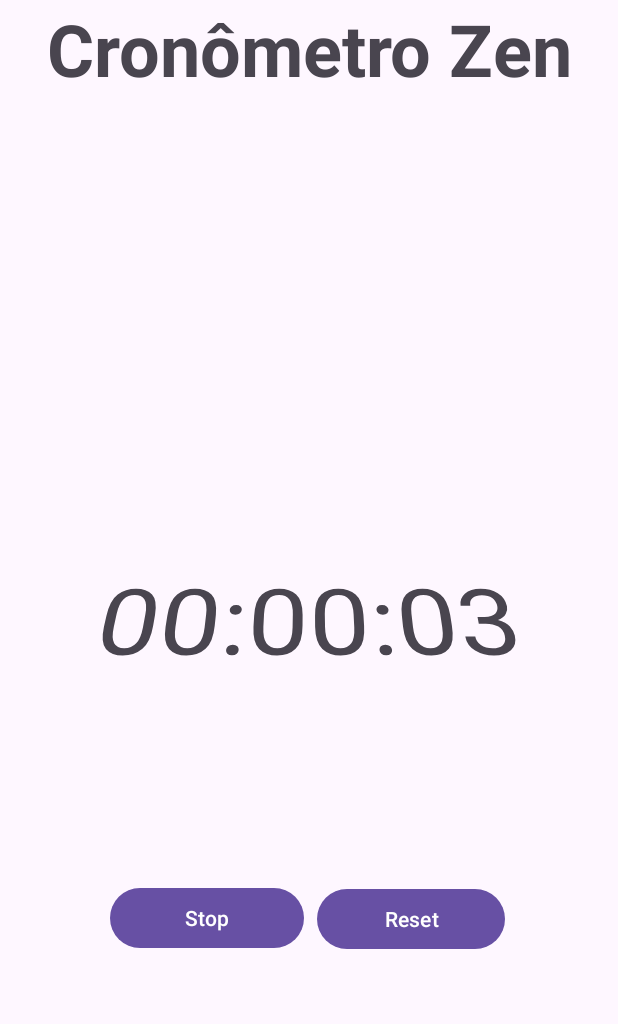
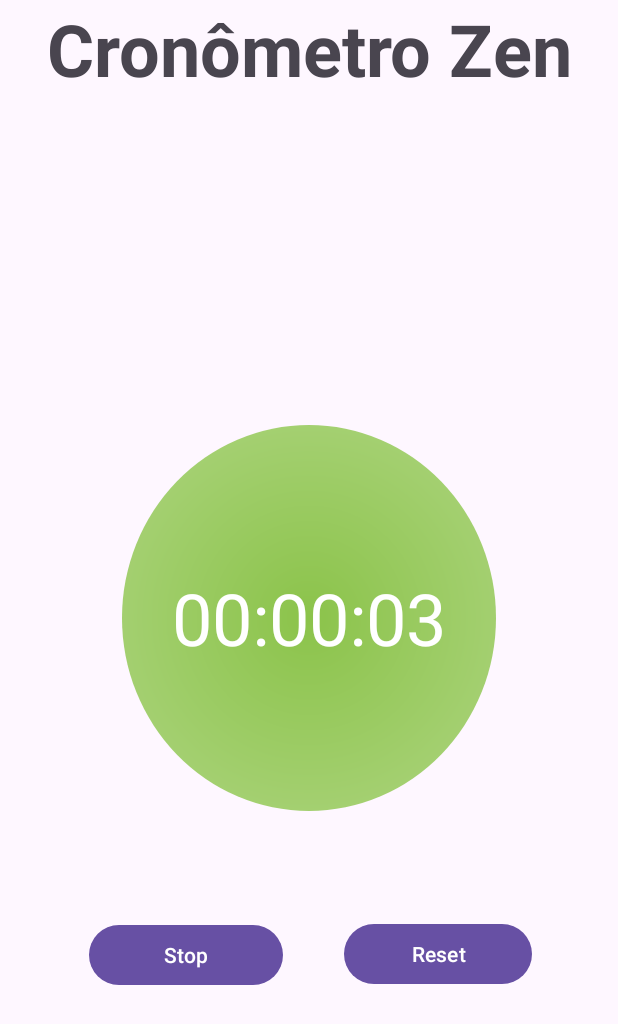
Before and after one commit to seitbnao/cronometro-zen, an Android app: the screen it shows after launch (MainActivity), after a tap on "Start", on a phone screen of 412 x 824 dp. Shown: the top 1024 px of the screen. Run offline under Robolectric (Android 15) with nearby library versions, the phone set to English and light mode, and no system bars.

Commit message:
add: new layout
Adiciona um circulo atrás do time que muda de cor conforme o tempo muda

```diff
--- a/app/src/main/java/com/isa_djunio/myapplication/MainActivity.java
+++ b/app/src/main/java/com/isa_djunio/myapplication/MainActivity.java
@@ -1,6 +1,9 @@
 package com.isa_djunio.myapplication;
 import androidx.appcompat.app.AppCompatActivity;
+import androidx.core.content.ContextCompat;
 
+import android.graphics.Color;
+import android.graphics.drawable.GradientDrawable;
 import android.media.MediaPlayer;
 import android.os.Bundle;
 import android.os.Handler;
@@ -45,7 +48,7 @@ public class MainActivity extends AppCompatActivity {
                 getResources().getColor(R.color.green),
                 getResources().getColor(R.color.blue),
                 getResources().getColor(R.color.yellow)};
-
+        startCicle();
         startButton.setOnClickListener(new View.OnClickListener() {
             @Override
             public void onClick(View v) {
@@ -56,7 +59,7 @@ public class MainActivity extends AppCompatActivity {
                     if (timer == null) {
                         timer = new Timer();
                         timerTask = new STimerTask(MainActivity.this);
-                        timer.scheduleAtFixedRate(timerTask, 0, 1000);
+                        timer.scheduleAtFixedRate(timerTask, 0, 1390);
                     }
 
                     playRandomMusic();
@@ -88,7 +91,7 @@ public class MainActivity extends AppCompatActivity {
                     timer = null;
                 }
 
-                sphereImage.setColorFilter(getResources().getColor(R.color.gray));
+
             }
         });
     }
@@ -131,8 +134,20 @@ public class MainActivity extends AppCompatActivity {
         }
     }
 
+    void startCicle()
+    {
+        int index = random.nextInt(colors.length);
+
+        GradientDrawable drawable = new GradientDrawable();
+        drawable.setShape(GradientDrawable.OVAL);
+        drawable.setGradientType(GradientDrawable.RADIAL_GRADIENT);
+        drawable.setGradientCenter(0.5f, 0.5f); // centraliza o gradiente na imagem
+        drawable.setGradientRadius(900f); // define o raio do gradiente
+        drawable.setColors(new int[]{colors[index], Color.WHITE}); // define as cores do gradiente
+
+        sphereImage.setBackground(drawable);
+    }
     private void changeSphereColor() {
-        int index = random.nextInt(colors.length);
-        sphereImage.setColorFilter(colors[index]);
+                startCicle();
     }
 }
--- a/app/src/main/res/drawable/circle_shape.xml
+++ b/app/src/main/res/drawable/circle_shape.xml
@@ -1,4 +1,14 @@
 <shape xmlns:android="http://schemas.android.com/apk/res/android"
-    android:shape="oval">
-    <solid android:color="@color/colorAccent" />
+    android:innerRadiusRatio="3"
+    android:shape="ring"
+    android:thicknessRatio="6"
+    android:useLevel="false">
+    <gradient
+        android:centerColor="@color/colorStart"
+        android:centerX="0.5"
+        android:centerY="0.5"
+        android:endColor="@color/colorEnd"
+        android:gradientRadius="80%"
+        android:startColor="@color/colorStart"
+        android:type="radial" />
 </shape>
--- a/app/src/main/res/layout/activity_main.xml
+++ b/app/src/main/res/layout/activity_main.xml
@@ -5,21 +5,22 @@
     android:layout_height="match_parent"
     tools:context=".MainActivity">
 
+
+    <ImageView
+        android:id="@+id/sphere"
+        android:layout_width="249dp"
+        android:layout_height="257dp"
+        android:layout_centerInParent="true"
+        android:background="@drawable/circle_shape" />
+
     <TextView
         android:id="@+id/timer"
         android:layout_width="wrap_content"
         android:layout_height="wrap_content"
         android:layout_centerInParent="true"
-        android:rotationX="33"
         android:text="00:00:00"
-        android:textSize="72sp" />
-
-    <ImageView
-        android:id="@+id/sphere"
-        android:layout_width="200dp"
-        android:layout_height="200dp"
-        android:layout_below="@+id/timer"
-        android:layout_centerHorizontal="true" />
+        android:textSize="48sp"
+        android:textColor="#FFFFFF" />
 
     <Button
         android:id="@+id/startButton"
@@ -27,8 +28,8 @@
         android:layout_height="wrap_content"
         android:layout_below="@+id/sphere"
         android:layout_alignParentEnd="true"
-        android:layout_marginTop="-72dp"
-        android:layout_marginEnd="209dp"
+        android:layout_marginTop="72dp"
+        android:layout_marginEnd="223dp"
         android:layout_marginRight="16dp"
         android:text="Start" />
 
@@ -38,17 +39,10 @@
         android:layout_height="wrap_content"
         android:layout_below="@+id/sphere"
         android:layout_alignParentStart="true"
-        android:layout_marginStart="211dp"
+        android:layout_marginStart="229dp"
         android:layout_marginLeft="16dp"
-        android:layout_marginTop="-71dp"
+        android:layout_marginTop="71dp"
         android:text="Reset" />
-
-    <ImageView
-        android:id="@+id/sphere2"
-        android:layout_width="match_parent"
-        android:layout_height="151dp"
-        android:layout_below="@+id/timer"
-        android:layout_marginTop="-247dp" />
 
     <TextView
         android:id="@+id/timer2"
--- a/app/src/main/res/values/colors.xml
+++ b/app/src/main/res/values/colors.xml
@@ -9,5 +9,6 @@
     <color name="blue">#2196F3</color>
     <color name="yellow">#FFEB3B</color>
     <color name="gray">#979797</color>
-
+    <color name="colorStart">#FF4081</color>
+    <color name="colorEnd">#3F51B5</color>
 </resources>
```
